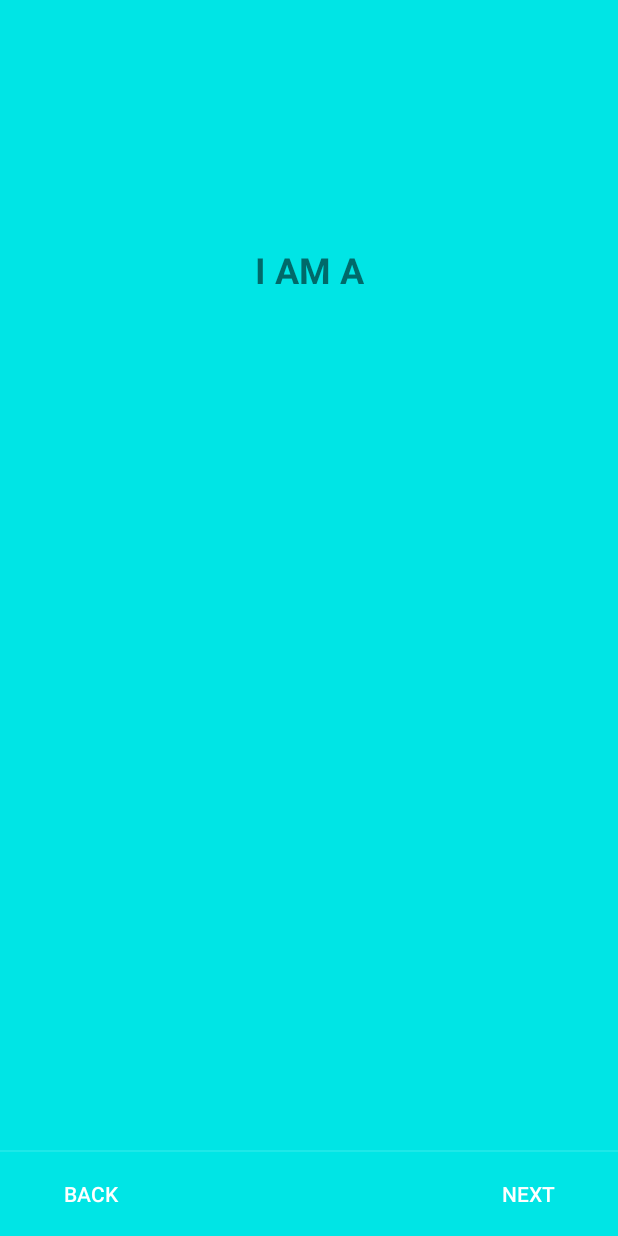
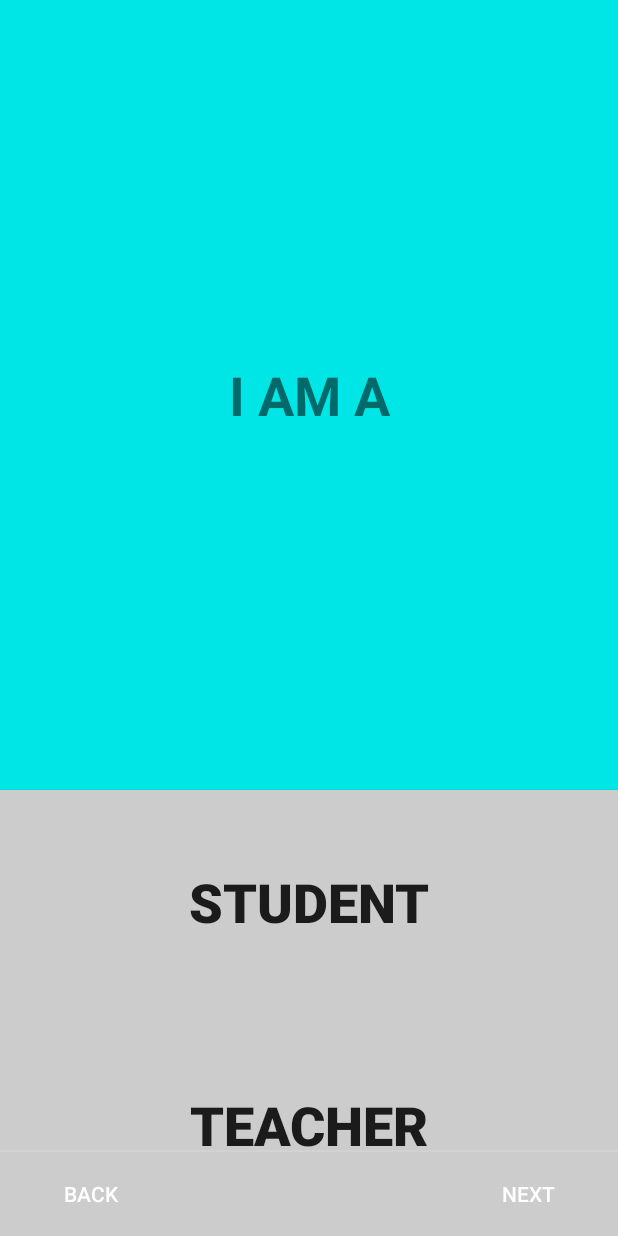
Before and after one commit to smjmoloney/LearningProject, an Android app: the screen it shows after launch (UserCreationActivity), on a phone screen of 412 x 824 dp. Run offline under Robolectric (Android 15) with nearby library versions, the phone set to English and light mode, and no system bars.

Commit message:
Updates to user creation layout

```diff
--- a/app/src/main/java/fleacircus/com/learingprojectclean/HomeActivity.java
+++ b/app/src/main/java/fleacircus/com/learningproject/HomeActivity.java
@@ -1,7 +1,11 @@
-package fleacircus.com.learingprojectclean;
+package fleacircus.com.learningproject;
 
+import android.content.Intent;
 import android.support.v7.app.AppCompatActivity;
 import android.os.Bundle;
+import android.widget.EditText;
+
+import fleacircus.com.learningproject.UserCreation.UserCreationActivity;
 
 public class HomeActivity extends AppCompatActivity {
     public static final String PREF_USER_FIRST_TIME = "true";
@@ -10,5 +14,8 @@ public class HomeActivity extends AppCompatActivity {
     protected void onCreate(Bundle savedInstanceState) {
         super.onCreate(savedInstanceState);
         setContentView(R.layout.activity_home);
+
+        if (PREF_USER_FIRST_TIME.equals("true"))
+            startActivity(new Intent(this, UserCreationActivity.class));
     }
 }
--- a/app/src/main/java/fleacircus/com/learingprojectclean/ItemSlider/Item.java
+++ b/app/src/main/java/fleacircus/com/learningproject/ItemSlider/Item.java
@@ -1,4 +1,4 @@
-package fleacircus.com.learingprojectclean.ItemSlider;
+package fleacircus.com.learningproject.ItemSlider;
 
 public class Item {
     private int id;
--- a/app/src/main/java/fleacircus/com/learingprojectclean/ItemSlider/ItemListAdapter.java
+++ b/app/src/main/java/fleacircus/com/learningproject/ItemSlider/ItemListAdapter.java
@@ -1,4 +1,4 @@
-package fleacircus.com.learingprojectclean.ItemSlider;
+package fleacircus.com.learningproject.ItemSlider;
 
 import android.content.Context;
 import android.support.annotation.NonNull;
@@ -11,7 +11,7 @@ import android.widget.TextView;
 
 import java.util.List;
 
-import fleacircus.com.learingprojectclean.R;
+import fleacircus.com.learningproject.R;
 
 public class ItemListAdapter extends RecyclerView.Adapter<ItemListAdapter.CustomViewHolder> {
     private Context context;
--- a/app/src/main/java/fleacircus/com/learingprojectclean/ItemSlider/ItemSlider.java
+++ b/app/src/main/java/fleacircus/com/learningproject/ItemSlider/ItemSlider.java
@@ -1,4 +1,4 @@
-package fleacircus.com.learingprojectclean.ItemSlider;
+package fleacircus.com.learningproject.ItemSlider;
 
 import android.content.Context;
 import android.graphics.Color;
--- a/app/src/main/java/fleacircus/com/learingprojectclean/ItemSlider/MainApplication.java
+++ b/app/src/main/java/fleacircus/com/learningproject/ItemSlider/MainApplication.java
@@ -1,4 +1,4 @@
-package fleacircus.com.learingprojectclean.ItemSlider;
+package fleacircus.com.learningproject.ItemSlider;
 
 import android.app.Application;
 import android.text.TextUtils;
--- a/app/src/main/java/fleacircus/com/learingprojectclean/ItemSlider/RecyclerItemTouchHelper.java
+++ b/app/src/main/java/fleacircus/com/learningproject/ItemSlider/RecyclerItemTouchHelper.java
@@ -1,4 +1,4 @@
-package fleacircus.com.learingprojectclean.ItemSlider;
+package fleacircus.com.learningproject.ItemSlider;
 
 import android.graphics.Canvas;
 import android.support.v7.widget.RecyclerView;
--- a/app/src/main/java/fleacircus/com/learingprojectclean/UserCreation/User.java
+++ b/app/src/main/java/fleacircus/com/learningproject/UserCreation/User.java
@@ -1,4 +1,4 @@
-package fleacircus.com.learingprojectclean.UserCreation;
+package fleacircus.com.learningproject.UserCreation;
 
 public class User {
     private String collegeSchool, courseYear;
--- a/app/src/main/java/fleacircus/com/learingprojectclean/UserCreation/UserCreationActivity.java
+++ b/app/src/main/java/fleacircus/com/learningproject/UserCreation/UserCreationActivity.java
@@ -1,28 +1,22 @@
-package fleacircus.com.learingprojectclean.UserCreation;
+package fleacircus.com.learningproject.UserCreation;
 
 import android.os.Bundle;
 import android.support.annotation.NonNull;
 import android.support.constraint.ConstraintLayout;
-import android.support.constraint.ConstraintSet;
 import android.support.v4.app.Fragment;
 import android.support.v4.app.FragmentManager;
 import android.support.v4.app.FragmentPagerAdapter;
 import android.support.v4.content.ContextCompat;
 import android.support.v4.view.ViewPager;
 import android.support.v7.app.AppCompatActivity;
-import android.util.Log;
 import android.view.LayoutInflater;
 import android.view.View;
 import android.view.ViewGroup;
 import android.widget.Button;
-import android.widget.EditText;
-import android.widget.LinearLayout;
 import android.widget.TextView;
 
-import fleacircus.com.learingprojectclean.R;
-import fleacircus.com.learingprojectclean.Utils.OnboardingUtils;
-
-import static java.sql.DriverManager.println;
+import fleacircus.com.learningproject.R;
+import fleacircus.com.learningproject.Utils.OnboardingUtils;
 
 public class UserCreationActivity extends AppCompatActivity {
 
@@ -100,11 +94,6 @@ public class UserCreationActivity extends AppCompatActivity {
             View rootView = inflater.inflate(R.layout.fragment_user_creation, container, false);
             ConstraintLayout constraintLayout = rootView.findViewById(R.id.constraintLayout);
 
-//            TextView textView = rootView.findViewById(R.id.section_label);
-//            if (getArguments() != null) {
-//                textView.setText(getString(R.string.section_format, getArguments().getInt(ARG_SECTION_NUMBER)));
-//            }
-
             if (getArguments() != null) {
                 int section = getArguments().getInt(ARG_SECTION_NUMBER);
 
@@ -123,27 +112,14 @@ public class UserCreationActivity extends AppCompatActivity {
         }
 
         private void teacherStudentFragment(ConstraintLayout constraintLayout) {
-//            EditText editText = new EditText(getActivity());
-//            editText.setLayoutParams(new LinearLayout.LayoutParams(
-//                    LinearLayout.LayoutParams.MATCH_PARENT,
-//                    LinearLayout.LayoutParams.WRAP_CONTENT));
+            TextView textView = constraintLayout.findViewById(R.id.question_text);
+            textView.setText(R.string.teacher_student_question);
 
-            /*
-            TS
-             */
-            TextView textView = constraintLayout.findViewById(R.id.question_text);
-            textView.setText(R.string.teacher_student);
+            Button answerA = constraintLayout.findViewById(R.id.answer_a);
+            answerA.setText(R.string.teacher_student_answer_a);
 
-            /*
-
-             */
-//            TextView iama = new TextView(getActivity());
-//            textView.setLayoutParams(new LinearLayout.LayoutParams(
-//                    LinearLayout.LayoutParams.WRAP_CONTENT,
-//                    LinearLayout.LayoutParams.WRAP_CONTENT
-//            ));
-//            textView.setText(R.string.teacher_student_iama);
-//            constraintLayout.addView(iama);
+            Button answerB = constraintLayout.findViewById(R.id.answer_b);
+            answerB.setText(R.string.teacher_student_answer_b);
         }
     }
 
--- a/app/src/main/java/fleacircus/com/learingprojectclean/Utils/DatabaseUtils.java
+++ b/app/src/main/java/fleacircus/com/learningproject/Utils/DatabaseUtils.java
@@ -1,4 +1,4 @@
-package fleacircus.com.learingprojectclean.Utils;
+package fleacircus.com.learningproject.Utils;
 
 import com.google.firebase.database.DatabaseReference;
 import com.google.firebase.database.FirebaseDatabase;
--- a/app/src/main/java/fleacircus/com/learingprojectclean/Utils/OnboardingUtils.java
+++ b/app/src/main/java/fleacircus/com/learningproject/Utils/OnboardingUtils.java
@@ -1,4 +1,4 @@
-package fleacircus.com.learingprojectclean.Utils;
+package fleacircus.com.learningproject.Utils;
 
 import android.animation.ArgbEvaluator;
 import android.support.v4.view.ViewPager;
--- a/app/src/main/java/fleacircus/com/learingprojectclean/Utils/SharedPreferencesUtils.java
+++ b/app/src/main/java/fleacircus/com/learningproject/Utils/SharedPreferencesUtils.java
@@ -1,11 +1,8 @@
-package fleacircus.com.learingprojectclean.Utils;
+package fleacircus.com.learningproject.Utils;
 
 import android.content.Context;
 import android.content.SharedPreferences;
 
-/**
- * Created by Suleiman on 30-04-2015.
- */
 public class SharedPreferencesUtils {
     private static final String PREFERENCES_FILE = "learning_project";
 
--- a/app/src/main/res/layout/fragment_user_creation.xml
+++ b/app/src/main/res/layout/fragment_user_creation.xml
@@ -10,20 +10,43 @@
     <TextView
         android:id="@+id/question_text"
         android:layout_width="wrap_content"
+        android:layout_height="49dp"
+        android:textSize="36sp"
+        android:textStyle="bold"
+        app:layout_constraintBottom_toTopOf="@+id/answer_b"
+        app:layout_constraintEnd_toEndOf="parent"
+        app:layout_constraintHorizontal_bias="0.502"
+        app:layout_constraintStart_toStartOf="parent"
+        app:layout_constraintTop_toTopOf="parent" />
+
+    <Button
+        android:id="@+id/answer_a"
+        android:layout_width="match_parent"
         android:layout_height="wrap_content"
-        android:layout_marginStart="8dp"
-        android:layout_marginLeft="8dp"
-        android:layout_marginTop="8dp"
-        android:layout_marginEnd="8dp"
-        android:layout_marginRight="8dp"
-        android:layout_marginBottom="8dp"
-        android:textSize="24sp"
+        android:background="#CCC"
+        android:paddingTop="@dimen/btn_creation_padding"
+        android:paddingBottom="@dimen/btn_creation_padding"
+        android:text="Button"
+        android:textSize="36sp"
         android:textStyle="bold"
         app:layout_constraintBottom_toBottomOf="parent"
         app:layout_constraintEnd_toEndOf="parent"
-        app:layout_constraintHorizontal_bias="0.501"
-        app:layout_constraintStart_toStartOf="parent"
-        app:layout_constraintTop_toTopOf="parent"
-        app:layout_constraintVertical_bias="0.19999999" />
+        app:layout_constraintHorizontal_bias="0.58"
+        app:layout_constraintStart_toStartOf="parent" />
+
+    <Button
+        android:id="@+id/answer_b"
+        android:layout_width="match_parent"
+        android:layout_height="wrap_content"
+        android:background="#CCC"
+        android:paddingTop="@dimen/btn_creation_padding"
+        android:paddingBottom="@dimen/btn_creation_padding"
+        android:text="Button"
+        android:textSize="36sp"
+        android:textStyle="bold"
+        app:layout_constraintBottom_toTopOf="@+id/answer_a"
+        app:layout_constraintEnd_toEndOf="parent"
+        app:layout_constraintHorizontal_bias="0.0"
+        app:layout_constraintStart_toStartOf="parent" />
 
 </android.support.constraint.ConstraintLayout>
--- a/app/src/main/res/layout/slider_container.xml
+++ b/app/src/main/res/layout/slider_container.xml
@@ -5,8 +5,7 @@
     android:layout_width="match_parent"
     android:layout_height="match_parent"
     app:layout_behavior="@string/appbar_scrolling_view_behavior"
-    tools:context="fleacircus.com.learningproject.HomeActivity"
-    tools:showIn="@layout/home">
+    tools:showIn="@layout/activity_home">
 
     <android.support.v7.widget.RecyclerView
         android:id="@+id/recycler_view"
--- a/app/src/main/res/menu/menu_user_creation.xml
+++ b/app/src/main/res/menu/menu_user_creation.xml
@@ -1,7 +1,7 @@
 <menu xmlns:android="http://schemas.android.com/apk/res/android"
     xmlns:app="http://schemas.android.com/apk/res-auto"
     xmlns:tools="http://schemas.android.com/tools"
-    tools:context="fleacircus.com.learingprojectclean.UserCreation.UserCreationActivity">
+    tools:context="fleacircus.com.learningproject.UserCreation.UserCreationActivity">
     <item
         android:id="@+id/action_settings"
         android:orderInCategory="100"
--- a/app/src/main/res/values/strings.xml
+++ b/app/src/main/res/values/strings.xml
@@ -17,5 +17,8 @@
     <!--
     String for user creation process
     -->
-    <string name="teacher_student">I AM A</string>
+    <string name="teacher_student_question">I AM A</string>
+    <string name="teacher_student_answer_a">TEACHER</string>
+    <string name="teacher_student_answer_b">STUDENT</string>
+
 </resources>
```
Also changed, not shown: app/src/main/AndroidManifest.xml (+6 -4 lines), app/src/main/res/layout/item.xml (+7 -7 lines), app/src/main/res/values/dimens.xml (+5 -3 lines), 4 other files.
